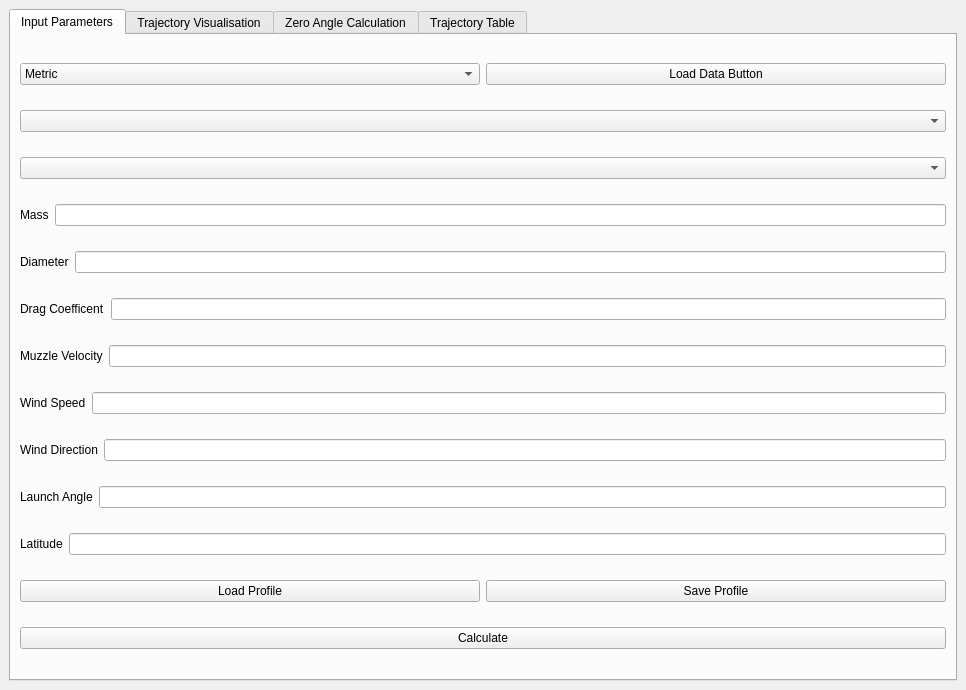
bogflap/BallisticCalculator, file mainwindow.ui: the form before one commit.
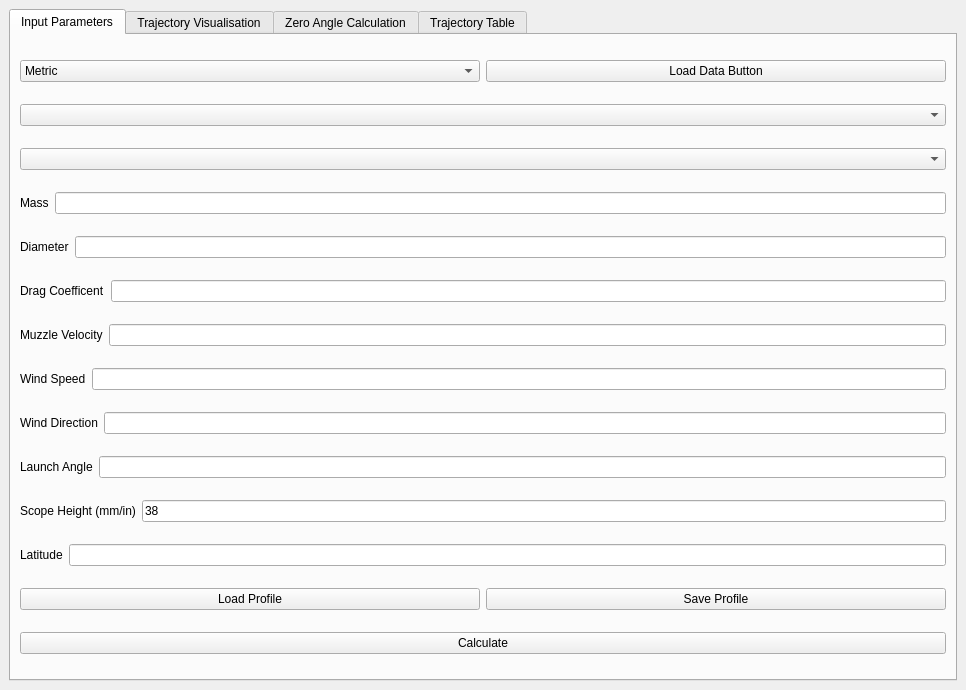
The form after the commit. Custom widgets are drawn as their Qt base class.

Commit message: Added in scope height above barrel

Patch:
```diff
--- a/mainwindow.ui
+++ b/mainwindow.ui
@@ -154,6 +154,24 @@
           </item>
          </layout>
         </item>
+        <item>
+         <layout class="QHBoxLayout" name="horizontalLayout_15">
+          <item>
+           <widget class="QLabel" name="scopeHeightLabel">
+            <property name="text">
+             <string>Scope Height (mm/in)</string>
+            </property>
+           </widget>
+          </item>
+          <item>
+           <widget class="QLineEdit" name="scopeHeightEdit">
+            <property name="text">
+             <string>38</string>
+            </property>
+           </widget>
+          </item>
+         </layout>
+        </item>
         <item>
          <layout class="QHBoxLayout" name="horizontalLayout_7">
           <item>
```
The commit also changes 17 other files.
